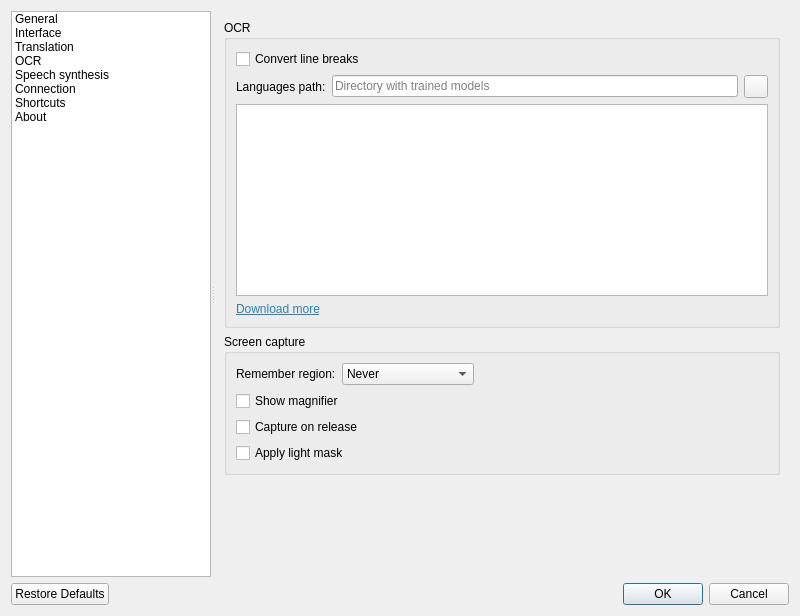
Qt form src/settings/settingsdialog.ui (crow-translate/crow-translate) before a commit.
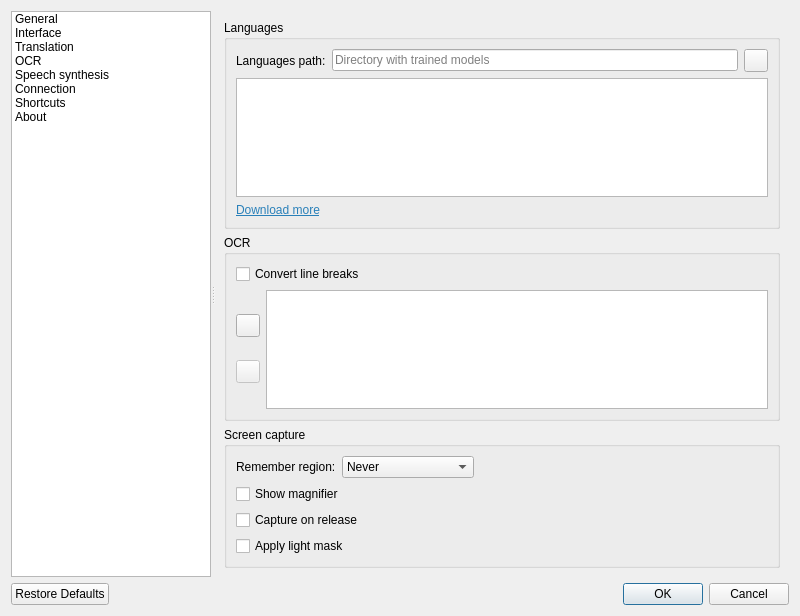
The same form after that commit. The open tabs and pages were chosen to show the change. Icons and pictures are not drawn. Custom widgets are drawn as their Qt base class.

Commit message: Add the ability to specify Tesseract parameters in settings

Diff of the .ui file:
```diff
--- a/src/settings/settingsdialog.ui
+++ b/src/settings/settingsdialog.ui
@@ -727,24 +727,24 @@
         <item>
          <widget class="QGroupBox" name="ocrGroupBox">
           <property name="title">
-           <string notr="true">OCR</string>
+           <string>Languages</string>
           </property>
           <layout class="QGridLayout" name="ocrLanguagesLayout">
-           <item row="3" column="0" colspan="3">
+           <item row="1" column="0" colspan="3">
             <widget class="OcrLanguagesListWidget" name="ocrLanguagesListWidget">
              <property name="toolTip">
               <string>&lt;html&gt;&lt;head/&gt;&lt;body&gt;&lt;p&gt;Loading additional languages will impact both speed and accuracy, as there is more work to do to decide on the applicable language, and there is more chance of hallucinating incorrect words.&lt;/p&gt;&lt;/body&gt;&lt;/html&gt;</string>
              </property>
             </widget>
            </item>
-           <item row="1" column="0">
+           <item row="0" column="0">
             <widget class="QLabel" name="ocrLanguagesPathLabel">
              <property name="text">
               <string>Languages path:</string>
              </property>
             </widget>
            </item>
-           <item row="1" column="2">
+           <item row="0" column="2">
             <widget class="QToolButton" name="ocrLanguagesPathButton">
              <property name="toolTip">
               <string>&lt;html&gt;&lt;head/&gt;&lt;body&gt;&lt;p&gt;Select OCR languages path&lt;/p&gt;&lt;/body&gt;&lt;/html&gt;</string>
@@ -755,7 +755,7 @@
              </property>
             </widget>
            </item>
-           <item row="4" column="0">
+           <item row="2" column="0">
             <widget class="QLabel" name="downloadMoreLabel">
              <property name="toolTip">
               <string>&lt;html&gt;&lt;head/&gt;&lt;body&gt;&lt;p&gt;Open GitHub repository&lt;/p&gt;&lt;/body&gt;&lt;/html&gt;</string>
@@ -768,14 +768,23 @@
              </property>
             </widget>
            </item>
-           <item row="1" column="1">
+           <item row="0" column="1">
             <widget class="QLineEdit" name="ocrLanguagesPathEdit">
              <property name="placeholderText">
               <string>Directory with trained models</string>
              </property>
             </widget>
            </item>
-           <item row="0" column="0" colspan="3">
+          </layout>
+         </widget>
+        </item>
+        <item>
+         <widget class="QGroupBox" name="ocrParametersGroupBox">
+          <property name="title">
+           <string notr="true">OCR</string>
+          </property>
+          <layout class="QVBoxLayout" name="ocrParametersLayout">
+           <item>
             <widget class="QCheckBox" name="convertLineBreaksCheckBox">
              <property name="toolTip">
               <string>&lt;html&gt;&lt;head/&gt;&lt;body&gt;&lt;p&gt;Replace all single line breaks with a space after text recognition&lt;/p&gt;&lt;/body&gt;&lt;/html&gt;</string>
@@ -785,6 +794,51 @@
              </property>
             </widget>
            </item>
+           <item>
+            <layout class="QHBoxLayout" name="tesseractParametersTableHorizontalLayout">
+             <item>
+              <layout class="QVBoxLayout" name="tesseractParametersButtonsVerticalLayout">
+               <item>
+                <spacer name="tesseractParametersButtonsVerticalSpacer1">
+                 <property name="orientation">
+                  <enum>Qt::Vertical</enum>
+                 </property>
+                </spacer>
+               </item>
+               <item>
+                <widget class="QToolButton" name="tesseractParametersAddButton">
+                 <property name="icon">
+                  <iconset theme="list-add">
+                   <normaloff>.</normaloff>.</iconset>
+                 </property>
+                </widget>
+               </item>
+               <item>
+                <widget class="QToolButton" name="tesseractParametersRemoveButton">
+                 <property name="enabled">
+                  <bool>false</bool>
+                 </property>
+                 <property name="icon">
+                  <iconset theme="list-remove">
+                   <normaloff>.</normaloff>.</iconset>
+                 </property>
+                </widget>
+               </item>
+               <item>
+                <spacer name="tesseractParametersButtonsVerticalSpacer2">
+                 <property name="orientation">
+                  <enum>Qt::Vertical</enum>
+                 </property>
+                </spacer>
+               </item>
+              </layout>
+             </item>
+             <item>
+              <widget class="TesseractParametersTableWidget" name="tesseractParametersTableWidget">
+              </widget>
+             </item>
+            </layout>
+           </item>
           </layout>
          </widget>
         </item>
@@ -1514,6 +1568,11 @@
    <extends>QListWidget</extends>
    <header>settings/ocrlanguageslistwidget.h</header>
   </customwidget>
+  <customwidget>
+   <class>TesseractParametersTableWidget</class>
+   <extends>QTableWidget</extends>
+   <header>settings/tesseractparameterstablewidget.h</header>
+  </customwidget>
  </customwidgets>
  <resources>
   <include location="../../data/icons/engines/engines.qrc"/>
```
Left out of the diff: 56 changed lines with no effect on the pictures. The commit also changes 8 other files.
